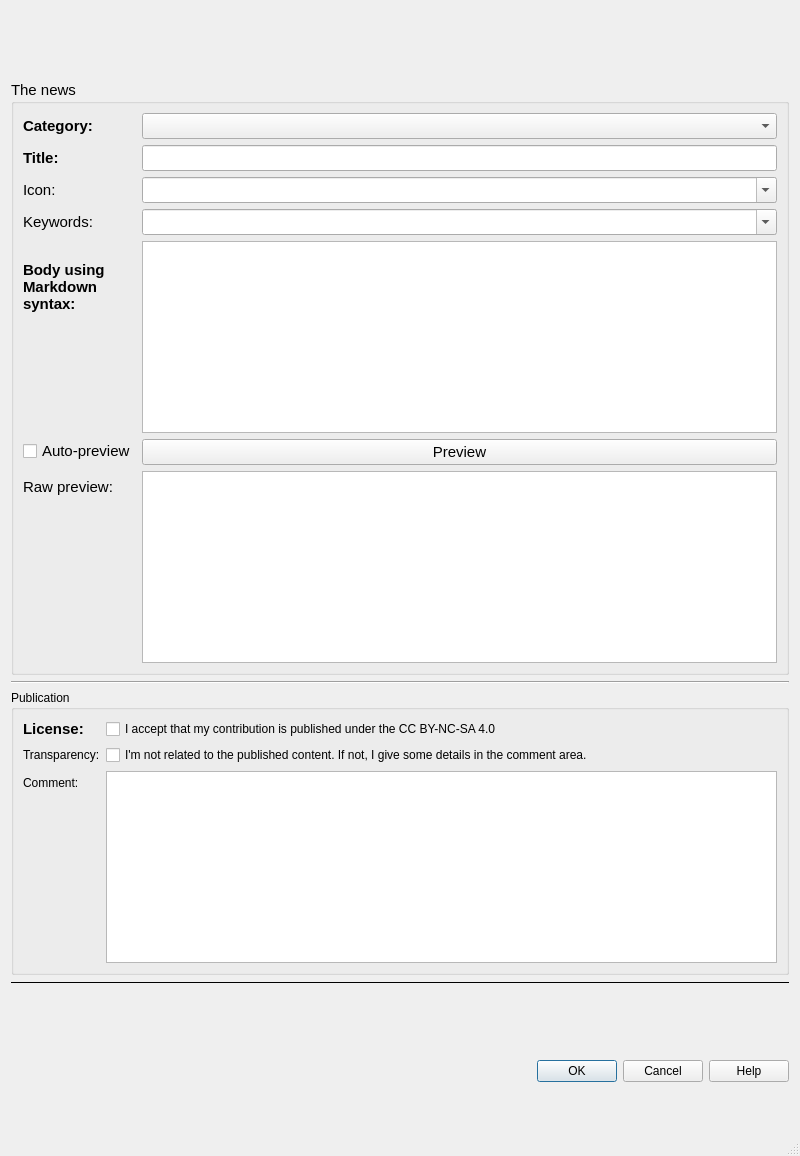
Before: the Qt Designer form qtribu/gui/form_rdp_news.ui in geotribu/qtribu, drawn with Qt 5.
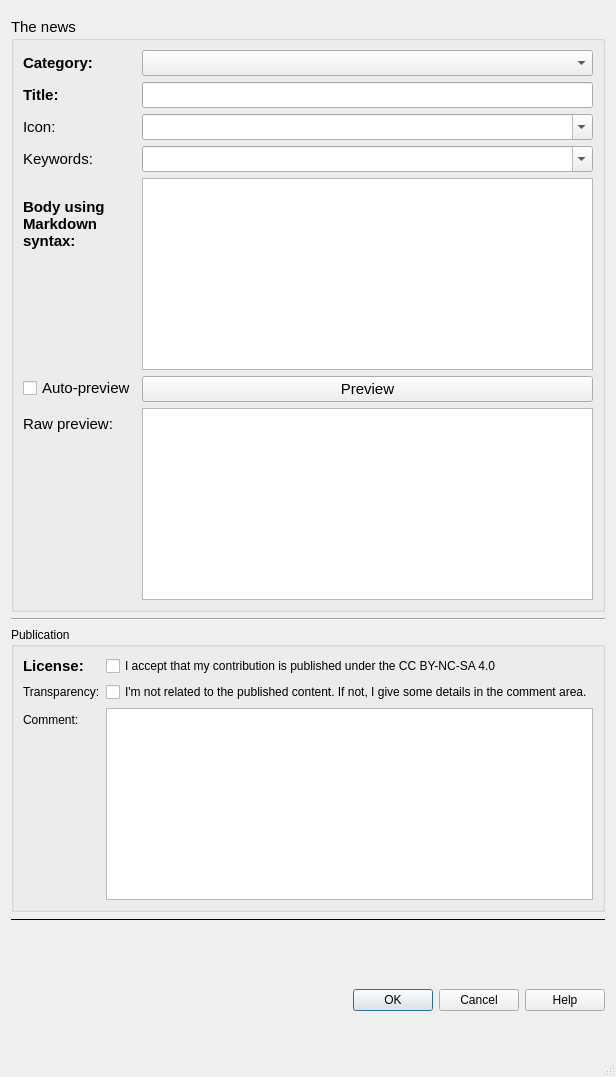
After: the same form once the commit is applied. Custom widgets are drawn as their Qt base class.

Patch:
```diff
--- a/qtribu/gui/form_rdp_news.ui
+++ b/qtribu/gui/form_rdp_news.ui
@@ -6,8 +6,8 @@
    <rect>
     <x>0</x>
     <y>0</y>
-    <width>800</width>
-    <height>1156</height>
+    <width>562</width>
+    <height>1077</height>
    </rect>
   </property>
   <property name="windowTitle">
@@ -26,7 +26,23 @@
    <bool>true</bool>
   </property>
   <layout class="QFormLayout" name="formLayout_2">
-   <item row="4" column="0" colspan="2">
+   <item row="0" column="1">
+    <widget class="QgsMessageBar" name="msg_bar" native="true">
+     <property name="sizePolicy">
+      <sizepolicy hsizetype="Expanding" vsizetype="Preferred">
+       <horstretch>0</horstretch>
+       <verstretch>0</verstretch>
+      </sizepolicy>
+     </property>
+     <property name="minimumSize">
+      <size>
+       <width>0</width>
+       <height>0</height>
+      </size>
+     </property>
+    </widget>
+   </item>
+   <item row="3" column="0" colspan="2">
     <widget class="QGroupBox" name="grp_news">
      <property name="font">
       <font>
@@ -160,8 +176,8 @@
          <string notr="true">&lt;!DOCTYPE HTML PUBLIC &quot;-//W3C//DTD HTML 4.0//EN&quot; &quot;http://www.w3.org/TR/REC-html40/strict.dtd&quot;&gt;
 &lt;html&gt;&lt;head&gt;&lt;meta name=&quot;qrichtext&quot; content=&quot;1&quot; /&gt;&lt;style type=&quot;text/css&quot;&gt;
 p, li { white-space: pre-wrap; }
-&lt;/style&gt;&lt;/head&gt;&lt;body style=&quot; font-family:'Ubuntu'; font-size:11pt; font-weight:400; font-style:normal;&quot;&gt;
-&lt;p style=&quot;-qt-paragraph-type:empty; margin-top:0px; margin-bottom:0px; margin-left:0px; margin-right:0px; -qt-block-indent:0; text-indent:0px;&quot;&gt;&lt;br /&gt;&lt;/p&gt;&lt;/body&gt;&lt;/html&gt;</string>
+&lt;/style&gt;&lt;/head&gt;&lt;body style=&quot; font-family:'MS Shell Dlg 2'; font-size:11pt; font-weight:400; font-style:normal;&quot;&gt;
+&lt;p style=&quot;-qt-paragraph-type:empty; margin-top:0px; margin-bottom:0px; margin-left:0px; margin-right:0px; -qt-block-indent:0; text-indent:0px; font-family:'Ubuntu';&quot;&gt;&lt;br /&gt;&lt;/p&gt;&lt;/body&gt;&lt;/html&gt;</string>
         </property>
        </widget>
       </item>
@@ -218,7 +234,7 @@
      </layout>
     </widget>
    </item>
-   <item row="5" column="0" colspan="2">
+   <item row="4" column="0" colspan="2">
     <widget class="Line" name="line_2">
      <property name="minimumSize">
       <size>
@@ -231,7 +247,7 @@
      </property>
     </widget>
    </item>
-   <item row="6" column="0" colspan="2">
+   <item row="5" column="0" colspan="2">
     <widget class="QGroupBox" name="grp_meta">
      <property name="title">
       <string>Publication</string>
@@ -292,7 +308,7 @@
      </layout>
     </widget>
    </item>
-   <item row="7" column="0" colspan="2">
+   <item row="6" column="0" colspan="2">
     <widget class="Line" name="line">
      <property name="minimumSize">
       <size>
@@ -308,10 +324,10 @@
      </property>
     </widget>
    </item>
-   <item row="8" column="1">
+   <item row="7" column="1">
     <widget class="AuthoringWidget" name="wdg_author" native="true"/>
    </item>
-   <item row="9" column="1">
+   <item row="8" column="1">
     <spacer name="verticalSpacer">
      <property name="orientation">
       <enum>Qt::Vertical</enum>
@@ -324,7 +340,7 @@
      </property>
     </spacer>
    </item>
-   <item row="10" column="1">
+   <item row="9" column="1">
     <widget class="QDialogButtonBox" name="btn_box">
      <property name="orientation">
       <enum>Qt::Horizontal</enum>
@@ -334,7 +350,7 @@
      </property>
     </widget>
    </item>
-   <item row="11" column="1">
+   <item row="10" column="1">
     <spacer name="verticalSpacer_2">
      <property name="orientation">
       <enum>Qt::Vertical</enum>
@@ -347,35 +363,6 @@
      </property>
     </spacer>
    </item>
-   <item row="0" column="1">
-    <widget class="QgsMessageBar" name="msg_bar" native="true">
-     <property name="sizePolicy">
-      <sizepolicy hsizetype="Expanding" vsizetype="Preferred">
-       <horstretch>0</horstretch>
-       <verstretch>0</verstretch>
-      </sizepolicy>
-     </property>
-     <property name="minimumSize">
-      <size>
-       <width>0</width>
-       <height>0</height>
-      </size>
-     </property>
-    </widget>
-   </item>
-   <item row="3" column="0">
-    <spacer name="verticalSpacer_3">
-     <property name="orientation">
-      <enum>Qt::Vertical</enum>
-     </property>
-     <property name="sizeHint" stdset="0">
-      <size>
-       <width>20</width>
-       <height>40</height>
-      </size>
-     </property>
-    </spacer>
-   </item>
   </layout>
  </widget>
  <customwidgets>
```
